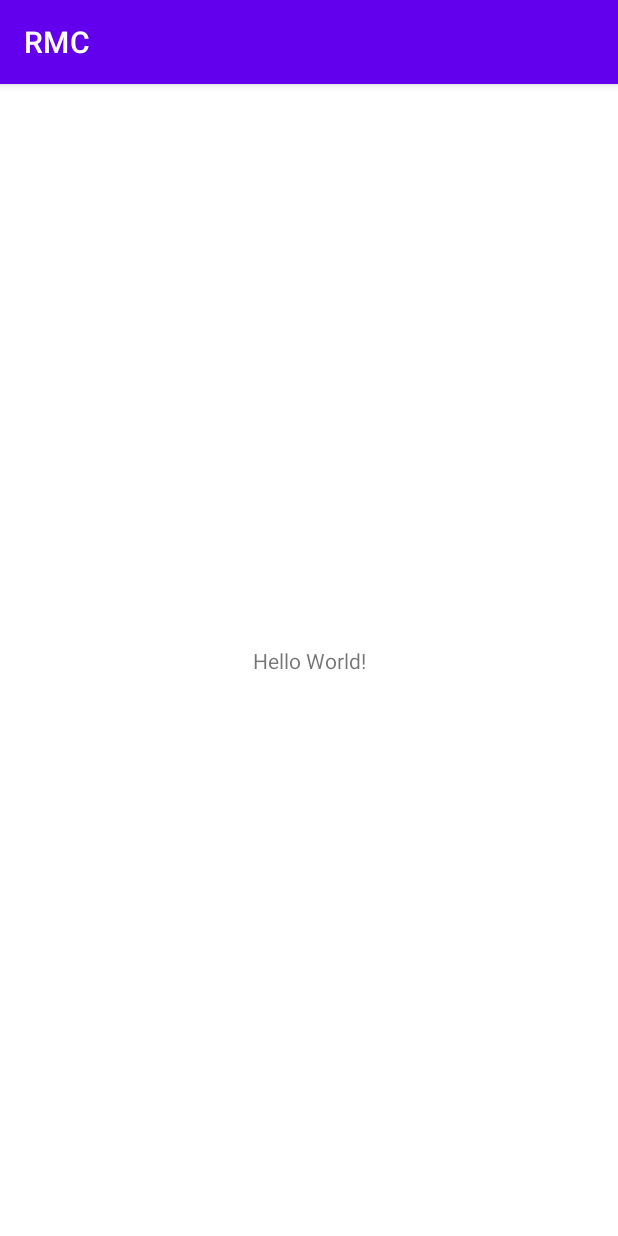
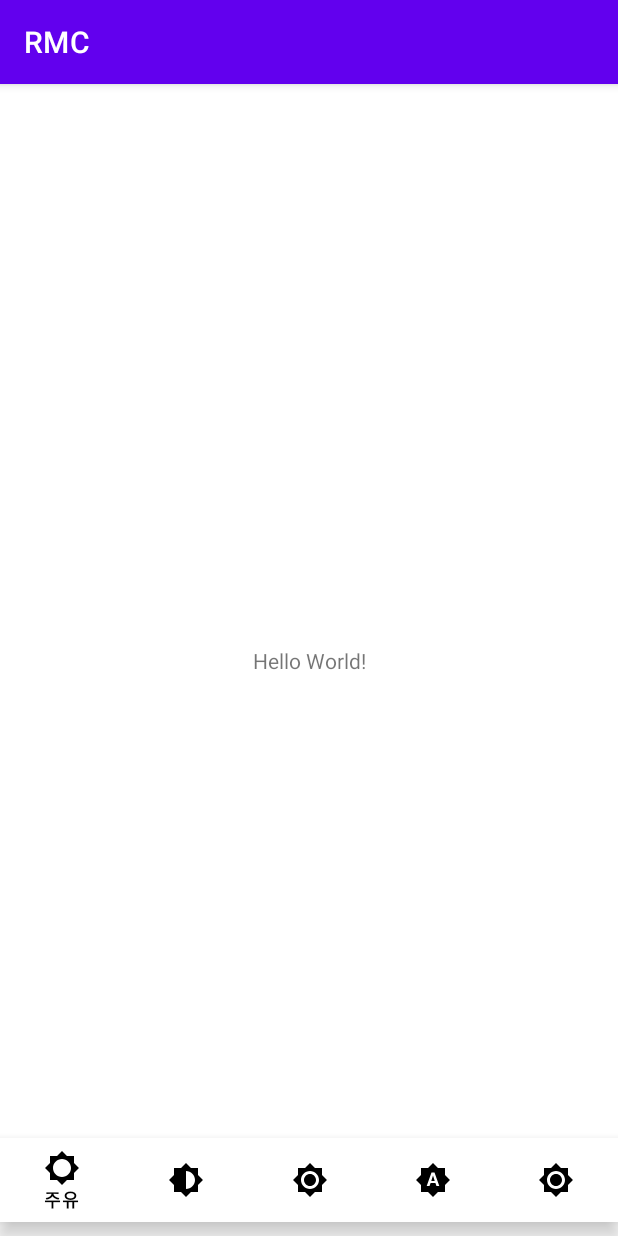
Before and after one commit to kaaang/korea_project3, an Android app: the screen it shows after launch (MainActivity), on a phone screen of 412 x 824 dp. Run offline under Robolectric (Android 15) with nearby library versions, the phone set to English and light mode, and no system bars.

```diff
--- a/app/src/main/res/layout/activity_join.xml
+++ b/app/src/main/res/layout/activity_join.xml
@@ -4,6 +4,6 @@
     xmlns:tools="http://schemas.android.com/tools"
     android:layout_width="match_parent"
     android:layout_height="match_parent"
-    tools:context=".member.JoinActivity">
+    tools:context=".activity.member.JoinActivity">
 
 </androidx.constraintlayout.widget.ConstraintLayout>
--- a/app/src/main/res/layout/activity_login.xml
+++ b/app/src/main/res/layout/activity_login.xml
@@ -4,6 +4,6 @@
     xmlns:tools="http://schemas.android.com/tools"
     android:layout_width="match_parent"
     android:layout_height="match_parent"
-    tools:context=".member.LoginActivity">
+    tools:context=".activity.member.LoginActivity">
 
 </androidx.constraintlayout.widget.ConstraintLayout>
--- a/app/src/main/res/layout/activity_main.xml
+++ b/app/src/main/res/layout/activity_main.xml
@@ -4,9 +4,10 @@
     xmlns:tools="http://schemas.android.com/tools"
     android:layout_width="match_parent"
     android:layout_height="match_parent"
-    tools:context=".main.MainActivity">
+    tools:context=".activity.main.MainActivity">
 
     <TextView
+        android:id="@+id/textView"
         android:layout_width="wrap_content"
         android:layout_height="wrap_content"
         android:text="Hello World!"
@@ -15,4 +16,16 @@
         app:layout_constraintRight_toRightOf="parent"
         app:layout_constraintTop_toTopOf="parent" />
 
+    <com.google.android.material.bottomnavigation.BottomNavigationView
+        android:layout_width="match_parent"
+        android:layout_height="wrap_content"
+        android:layout_marginTop="299dp"
+        app:itemIconTint="#000000"
+        app:itemTextColor="#000000"
+        app:layout_constraintBottom_toBottomOf="parent"
+        app:layout_constraintEnd_toEndOf="parent"
+        app:layout_constraintStart_toStartOf="parent"
+        app:layout_constraintTop_toBottomOf="@+id/textView"
+        app:menu="@menu/bottom_navi" />
+
 </androidx.constraintlayout.widget.ConstraintLayout>
--- a/app/src/main/res/layout/activity_used.xml
+++ b/app/src/main/res/layout/activity_used.xml
@@ -4,6 +4,6 @@
     xmlns:tools="http://schemas.android.com/tools"
     android:layout_width="match_parent"
     android:layout_height="match_parent"
-    tools:context=".used.UsedActivity">
+    tools:context=".activity.used.UsedActivity">
 
 </androidx.constraintlayout.widget.ConstraintLayout>
--- a/app/src/main/res/menu/bottom_navi.xml
+++ b/app/src/main/res/menu/bottom_navi.xml
@@ -1,4 +1,29 @@
 <?xml version="1.0" encoding="utf-8"?>
 <menu xmlns:android="http://schemas.android.com/apk/res/android">
-<item android:icon="@drawable/ic_mileage"></item>
+
+    <item
+    android:id="@+id/milegae"
+    android:icon="@drawable/ic_mileage"
+    android:enabled="true"
+    android:title="주유"/>
+    <item
+    android:id="@+id/maintentance"
+    android:icon="@drawable/ic_maintentance"
+    android:enabled="true"
+    android:title="정비"/>
+    <item
+    android:id="@+id/main"
+    android:icon="@drawable/ic_main"
+    android:enabled="true"
+    android:title="주유"/>
+    <item
+    android:id="@+id/used"
+    android:icon="@drawable/ic_used"
+    android:enabled="true"
+    android:title="주유"/>
+    <item
+    android:id="@+id/setting"
+    android:icon="@drawable/ic_setting"
+    android:enabled="true"
+    android:title="주유"/>
 </menu>
```
Also changed, not shown: 1 other file.
